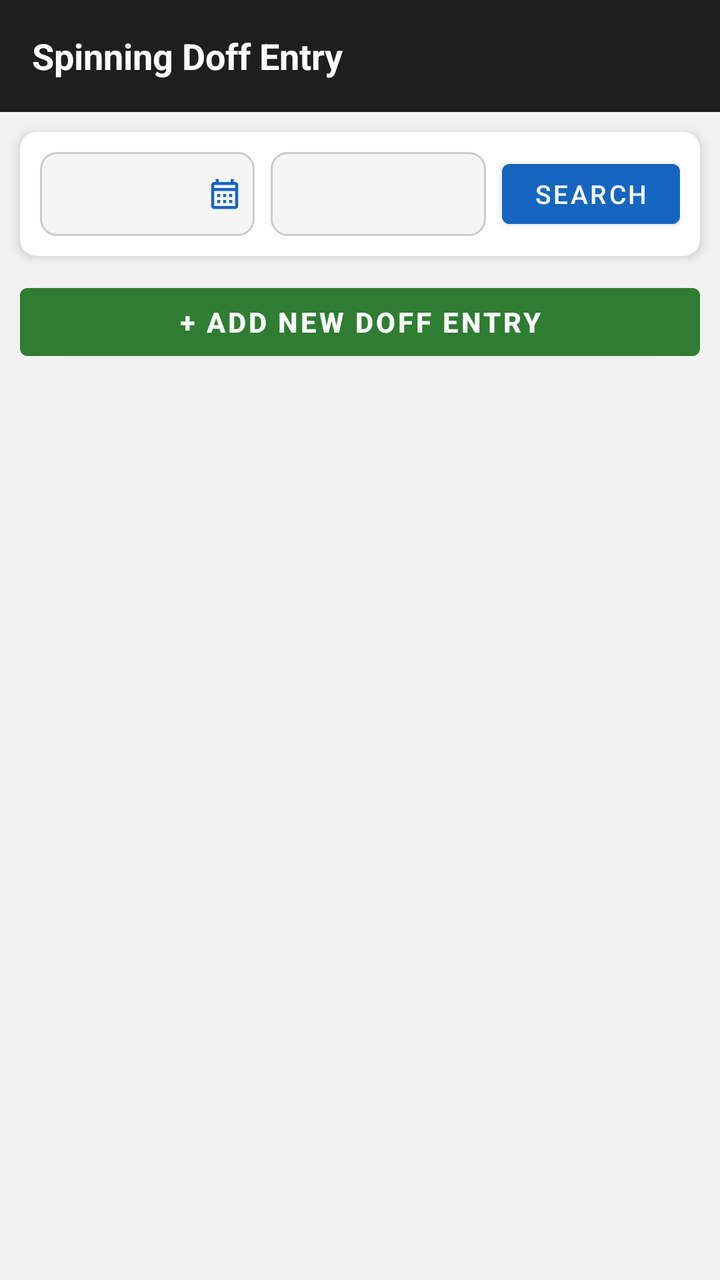
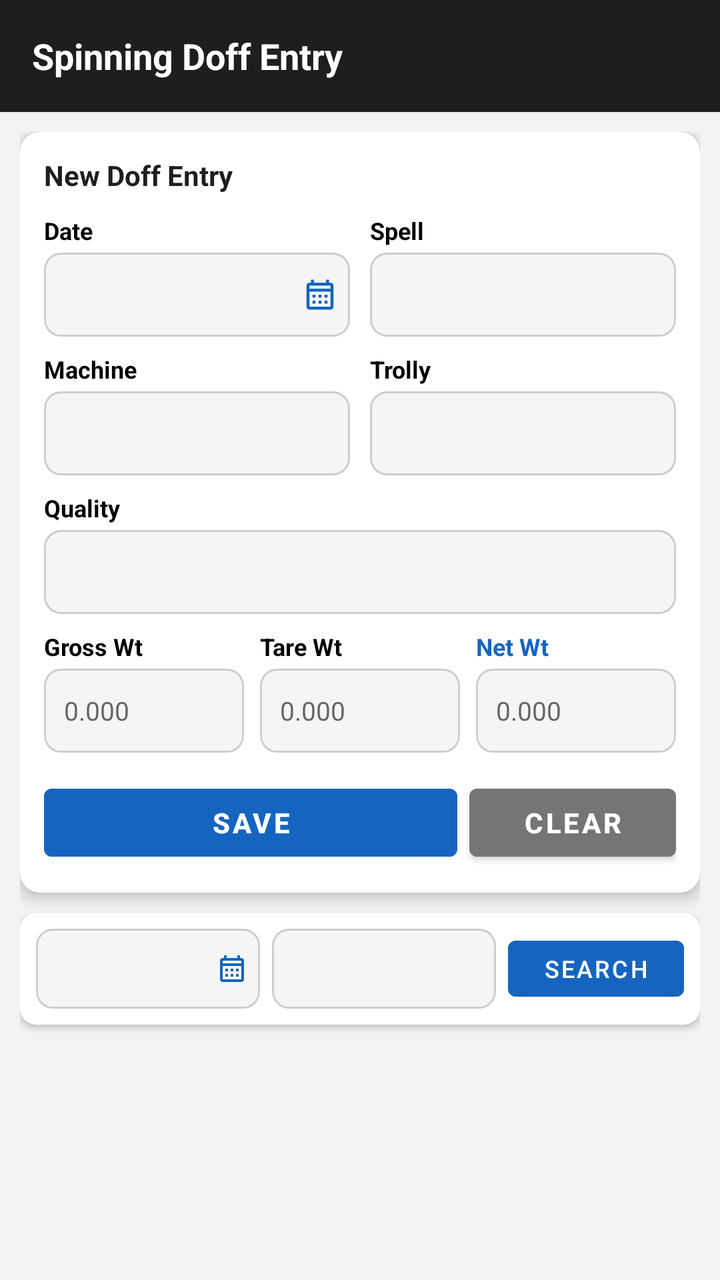

Screens rendered from an Android XML layout before and after an edit, with the pre-edit source and the edit as a unified diff.
<!-- AndroidManifest.xml: application theme Theme.MyHrms -->
<!-- res/layout/activity_spinning_doff_entry.xml -->
<?xml version="1.0" encoding="utf-8"?>
<LinearLayout xmlns:android="http://schemas.android.com/apk/res/android"
    xmlns:app="http://schemas.android.com/apk/res-auto"
    android:layout_width="match_parent"
    android:layout_height="match_parent"
    android:orientation="vertical"
    android:background="#F2F2F2">

    <androidx.appcompat.widget.Toolbar
        android:id="@+id/toolbar"
        android:layout_width="match_parent"
        android:layout_height="?attr/actionBarSize"
        android:background="#1E1E1E"
        app:titleTextColor="@color/white">
        <TextView
            android:layout_width="wrap_content"
            android:layout_height="wrap_content"
            android:text="Spinning Doff Entry"
            android:textColor="#FFFFFF"
            android:textSize="18sp"
            android:textStyle="bold" />
    </androidx.appcompat.widget.Toolbar>

    
    <androidx.cardview.widget.CardView
        android:layout_width="match_parent"
        android:layout_height="wrap_content"
        android:layout_margin="10dp"
        app:cardCornerRadius="8dp"
        app:cardElevation="3dp"
        app:cardBackgroundColor="#FFFFFF">

        <LinearLayout
            android:layout_width="match_parent"
            android:layout_height="wrap_content"
            android:orientation="horizontal"
            android:padding="10dp"
            android:gravity="center_vertical">

            
            <LinearLayout
                android:id="@+id/btnFilterDate"
                android:layout_width="0dp"
                android:layout_height="42dp"
                android:layout_weight="1"
                android:background="@drawable/bg_input_rounded_light"
                android:gravity="center_vertical"
                android:orientation="horizontal"
                android:paddingStart="10dp"
                android:paddingEnd="6dp"
                android:layout_marginEnd="8dp">
                <TextView
                    android:id="@+id/tvFilterDate"
                    android:layout_width="0dp"
                    android:layout_height="wrap_content"
                    android:layout_weight="1"
                    android:textColor="#000000"
                    android:textSize="13sp" />
                <ImageView
                    android:layout_width="18dp"
                    android:layout_height="18dp"
                    android:src="@drawable/ic_calendar"
                    app:tint="#1565C0" />
            </LinearLayout>

            
            <Spinner
                android:id="@+id/spFilterSpell"
                android:layout_width="0dp"
                android:layout_height="42dp"
                android:layout_weight="1"
                android:background="@drawable/bg_input_rounded_light"
                android:paddingStart="8dp"
                android:textColor="#000000"
                android:layout_marginEnd="8dp" />

            <Button
                android:id="@+id/btnSearch"
                android:layout_width="wrap_content"
                android:layout_height="42dp"
                android:text="Search"
                android:textColor="#FFFFFF"
                android:backgroundTint="#1565C0"
                android:textSize="13sp" />
        </LinearLayout>
    </androidx.cardview.widget.CardView>

    
    <Button
        android:id="@+id/btnAddNew"
        android:layout_width="match_parent"
        android:layout_height="46dp"
        android:layout_marginHorizontal="10dp"
        android:layout_marginBottom="8dp"
        android:text="+ ADD NEW DOFF ENTRY"
        android:textColor="#FFFFFF"
        android:backgroundTint="#2E7D32"
        android:textStyle="bold" />

    <ProgressBar
        android:id="@+id/progressBar"
        android:layout_width="wrap_content"
        android:layout_height="wrap_content"
        android:layout_gravity="center_horizontal"
        android:visibility="gone" />

    <TextView
        android:id="@+id/tvEmpty"
        android:layout_width="match_parent"
        android:layout_height="wrap_content"
        android:text="No records found"
        android:gravity="center"
        android:textColor="#888888"
        android:textSize="13sp"
        android:padding="20dp"
        android:visibility="gone" />

    <androidx.recyclerview.widget.RecyclerView
        android:id="@+id/rvDoff"
        android:layout_width="match_parent"
        android:layout_height="match_parent"
        android:padding="6dp" />

</LinearLayout>
<!-- resources referenced by this layout -->
<resources>
  <color name="white">#FFFFFFFF</color>
  <!-- drawable bg_input_rounded_light (drawable) -->
  <?xml version="1.0" encoding="utf-8"?>
  <shape xmlns:android="http://schemas.android.com/apk/res/android"
      android:shape="rectangle">
      <solid android:color="#F5F5F5" />
      <corners android:radius="8dp" />
      <stroke
          android:width="1dp"
          android:color="#CCCCCC" />
  </shape>
  <!-- drawable ic_calendar (drawable) -->
  <?xml version="1.0" encoding="utf-8"?>
  <vector xmlns:android="http://schemas.android.com/apk/res/android"
      android:width="24dp"
      android:height="24dp"
      android:viewportWidth="24"
      android:viewportHeight="24">
      <path
          android:fillColor="#FFFFFF"
          android:pathData="M19,4h-1V2h-2v2H8V2H6v2H5C3.89,4 3.01,4.9 3.01,6L3,20c0,1.1 0.89,2 2,2h14c1.1,0 2,-0.9 2,-2V6C21,4.9 20.1,4 19,4zM19,20H5V10h14V20zM19,8H5V6h14V8zM9,14H7v-2h2V14zM13,14h-2v-2h2V14zM17,14h-2v-2h2V14zM9,18H7v-2h2V18zM13,18h-2v-2h2V18zM17,18h-2v-2h2V18z" />
  </vector>
  <style name="Theme.MyHrms" parent="Theme.MaterialComponents.DayNight.NoActionBar">
          
          <item name="colorPrimary">@color/toolbar_dark_blue</item>
          <item name="colorPrimaryVariant">@color/toolbar_dark_blue</item>
          <item name="colorOnPrimary">@color/white</item>
          
          <item name="colorSecondary">@color/teal_200</item>
          <item name="colorSecondaryVariant">@color/teal_700</item>
          <item name="colorOnSecondary">@color/black</item>
          
          <item name="android:statusBarColor">@color/toolbar_dark_blue</item>
          
      </style>
  <color name="toolbar_dark_blue">#003B5C</color>
  <color name="teal_200">#FF03DAC5</color>
  <color name="teal_700">#FF018786</color>
  <color name="black">#FF000000</color>
</resources>

<!-- the commit's change to res/layout/activity_spinning_doff_entry.xml (unified diff, before → after) -->
@@ -21,104 +21,346 @@
             android:textStyle="bold" />
     </androidx.appcompat.widget.Toolbar>
 
-    
-    <androidx.cardview.widget.CardView
+    <androidx.core.widget.NestedScrollView
         android:layout_width="match_parent"
-        android:layout_height="wrap_content"
-        android:layout_margin="10dp"
-        app:cardCornerRadius="8dp"
-        app:cardElevation="3dp"
-        app:cardBackgroundColor="#FFFFFF">
+        android:layout_height="match_parent"
+        android:fillViewport="true">
 
         <LinearLayout
             android:layout_width="match_parent"
             android:layout_height="wrap_content"
-            android:orientation="horizontal"
-            android:padding="10dp"
-            android:gravity="center_vertical">
+            android:orientation="vertical"
+            android:padding="10dp">
 
             
-            <LinearLayout
-                android:id="@+id/btnFilterDate"
-                android:layout_width="0dp"
-                android:layout_height="42dp"
-                android:layout_weight="1"
-                android:background="@drawable/bg_input_rounded_light"
-                android:gravity="center_vertical"
-                android:orientation="horizontal"
-                android:paddingStart="10dp"
-                android:paddingEnd="6dp"
-                android:layout_marginEnd="8dp">
-                <TextView
-                    android:id="@+id/tvFilterDate"
-                    android:layout_width="0dp"
+            <androidx.cardview.widget.CardView
+                android:layout_width="match_parent"
+                android:layout_height="wrap_content"
+                android:layout_marginBottom="10dp"
+                app:cardCornerRadius="10dp"
+                app:cardElevation="4dp"
+                app:cardBackgroundColor="#FFFFFF">
+
+                <LinearLayout
+                    android:layout_width="match_parent"
                     android:layout_height="wrap_content"
-                    android:layout_weight="1"
-                    android:textColor="#000000"
-                    android:textSize="13sp" />
-                <ImageView
-                    android:layout_width="18dp"
-                    android:layout_height="18dp"
-                    android:src="@drawable/ic_calendar"
-                    app:tint="#1565C0" />
-            </LinearLayout>
+                    android:orientation="vertical"
+                    android:padding="12dp">
+
+                    <TextView
+                        android:id="@+id/tvEntryTitle"
+                        android:layout_width="wrap_content"
+                        android:layout_height="wrap_content"
+                        android:text="New Doff Entry"
+                        android:textSize="14sp"
+                        android:textStyle="bold"
+                        android:textColor="#1E1E1E"
+                        android:layout_marginBottom="10dp" />
+
+                    
+                    <LinearLayout
+                        android:layout_width="match_parent"
+                        android:layout_height="wrap_content"
+                        android:orientation="horizontal"
+                        android:weightSum="2"
+                        android:layout_marginBottom="8dp">
+
+                        <LinearLayout
+                            android:layout_width="0dp"
+                            android:layout_height="wrap_content"
+                            android:layout_weight="1"
+                            android:orientation="vertical"
+                            android:layout_marginEnd="5dp">
+                            <TextView android:layout_width="wrap_content" android:layout_height="wrap_content"
+                                android:text="Date" android:textColor="#000000" android:textSize="12sp"
+                                android:textStyle="bold" android:layout_marginBottom="3dp"/>
+                            <LinearLayout
+                                android:id="@+id/btnEntryDate"
+                                android:layout_width="match_parent"
+                                android:layout_height="42dp"
+                                android:background="@drawable/bg_input_rounded_light"
+                                android:gravity="center_vertical"
+                                android:orientation="horizontal"
+                                android:paddingStart="10dp"
+                                android:paddingEnd="6dp">
+                                <TextView
+                                    android:id="@+id/tvEntryDate"
+                                    android:layout_width="0dp"
+                                    android:layout_height="wrap_content"
+                                    android:layout_weight="1"
+                                    android:textColor="#000000"
+                                    android:textSize="13sp" />
+                                <ImageView android:layout_width="18dp" android:layout_height="18dp"
+                                    android:src="@drawable/ic_calendar" app:tint="#1565C0" />
+                            </LinearLayout>
+                        </LinearLayout>
+
+                        <LinearLayout
+                            android:layout_width="0dp"
+                            android:layout_height="wrap_content"
+                            android:layout_weight="1"
+                            android:orientation="vertical"
+                            android:layout_marginStart="5dp">
+                            <TextView android:layout_width="wrap_content" android:layout_height="wrap_content"
+                                android:text="Spell" android:textColor="#000000" android:textSize="12sp"
+                                android:textStyle="bold" android:layout_marginBottom="3dp"/>
+                            <Spinner
+                                android:id="@+id/spEntrySpell"
+                                android:layout_width="match_parent"
+                                android:layout_height="42dp"
+                                android:background="@drawable/bg_input_rounded_light"
+                                android:paddingStart="8dp" />
+                        </LinearLayout>
+                    </LinearLayout>
+
+                    
+                    <LinearLayout
+                        android:layout_width="match_parent"
+                        android:layout_height="wrap_content"
+                        android:orientation="horizontal"
+                        android:weightSum="2"
+                        android:layout_marginBottom="8dp">
+
+                        <LinearLayout
+                            android:layout_width="0dp"
+                            android:layout_height="wrap_content"
+                            android:layout_weight="1"
+                            android:orientation="vertical"
+                            android:layout_marginEnd="5dp">
+                            <TextView android:layout_width="wrap_content" android:layout_height="wrap_content"
+                                android:text="Machine" android:textColor="#000000" android:textSize="12sp"
+                                android:textStyle="bold" android:layout_marginBottom="3dp"/>
+                            <Spinner
+                                android:id="@+id/spEntryMachine"
+                                android:layout_width="match_parent"
+                                android:layout_height="42dp"
+                                android:background="@drawable/bg_input_rounded_light"
+                                android:paddingStart="8dp" />
+                        </LinearLayout>
+
+                        <LinearLayout
+                            android:layout_width="0dp"
+                            android:layout_height="wrap_content"
+                            android:layout_weight="1"
+                            android:orientation="vertical"
+                            android:layout_marginStart="5dp">
+                            <TextView android:layout_width="wrap_content" android:layout_height="wrap_content"
+                                android:text="Trolly" android:textColor="#000000" android:textSize="12sp"
+                                android:textStyle="bold" android:layout_marginBottom="3dp"/>
+                            <Spinner
+                                android:id="@+id/spEntryTrolly"
+                                android:layout_width="match_parent"
+                                android:layout_height="42dp"
+                                android:background="@drawable/bg_input_rounded_light"
+                                android:paddingStart="8dp" />
+                        </LinearLayout>
+                    </LinearLayout>
+
+                    
+                    <LinearLayout
+                        android:layout_width="match_parent"
+                        android:layout_height="wrap_content"
+                        android:orientation="vertical"
+                        android:layout_marginBottom="8dp">
+                        <TextView android:layout_width="wrap_content" android:layout_height="wrap_content"
+                            android:text="Quality" android:textColor="#000000" android:textSize="12sp"
+                            android:textStyle="bold" android:layout_marginBottom="3dp"/>
+                        <Spinner
+                            android:id="@+id/spEntryQuality"
+                            android:layout_width="match_parent"
+                            android:layout_height="42dp"
+                            android:background="@drawable/bg_input_rounded_light"
+                            android:paddingStart="8dp" />
+                    </LinearLayout>
+
+
+                    
+                    <LinearLayout
+                        android:layout_width="match_parent"
+                        android:layout_height="wrap_content"
+                        android:orientation="horizontal"
+                        android:weightSum="3"
+                        android:layout_marginBottom="12dp">
+
+                        <LinearLayout
+                            android:layout_width="0dp"
+                            android:layout_height="wrap_content"
+                            android:layout_weight="1"
+                            android:orientation="vertical"
+                            android:layout_marginEnd="4dp">
+                            <TextView android:layout_width="wrap_content" android:layout_height="wrap_content"
+                                android:text="Gross Wt" android:textColor="#000000" android:textSize="12sp"
+                                android:textStyle="bold" android:layout_marginBottom="3dp"/>
+                            <EditText
+                                android:id="@+id/etEntryGross"
+                                android:layout_width="match_parent"
+                                android:layout_height="42dp"
+                                android:background="@drawable/bg_input_rounded_light"
+                                android:paddingStart="10dp"
+                                android:inputType="numberDecimal"
+                                android:textColor="#000000"
+                                android:textSize="13sp"
+                                android:hint="0.000" />
+                        </LinearLayout>
+
+                        <LinearLayout
+                            android:layout_width="0dp"
+                            android:layout_height="wrap_content"
+                            android:layout_weight="1"
+                            android:orientation="vertical"
+                            android:layout_marginHorizontal="4dp">
+                            <TextView android:layout_width="wrap_content" android:layout_height="wrap_content"
+                                android:text="Tare Wt" android:textColor="#000000" android:textSize="12sp"
+                                android:textStyle="bold" android:layout_marginBottom="3dp"/>
+                            <EditText
+                                android:id="@+id/etEntryTare"
+                                android:layout_width="match_parent"
+                                android:layout_height="42dp"
+                                android:background="@drawable/bg_input_rounded_light"
+                                android:paddingStart="10dp"
+                                android:inputType="numberDecimal"
+                                android:textColor="#000000"
+                                android:textSize="13sp"
+                                android:hint="0.000" />
+                        </LinearLayout>
+
+                        <LinearLayout
+                            android:layout_width="0dp"
+                            android:layout_height="wrap_content"
+                            android:layout_weight="1"
+                            android:orientation="vertical"
+                            android:layout_marginStart="4dp">
+                            <TextView android:layout_width="wrap_content" android:layout_height="wrap_content"
+                                android:text="Net Wt" android:textColor="#1565C0" android:textSize="12sp"
+                                android:textStyle="bold" android:layout_marginBottom="3dp"/>
+                            <EditText
+                                android:id="@+id/etEntryNet"
+                                android:layout_width="match_parent"
+                                android:layout_height="42dp"
+                                android:background="@drawable/bg_input_rounded_light"
+                                android:paddingStart="10dp"
+                                android:inputType="numberDecimal"
+                                android:textColor="#1565C0"
+                                android:textSize="13sp"
+                                android:hint="0.000"
+                                android:focusable="false" />
+                        </LinearLayout>
+                    </LinearLayout>
+
+                    
+                    <LinearLayout
+                        android:layout_width="match_parent"
+                        android:layout_height="wrap_content"
+                        android:orientation="horizontal"
+                        android:weightSum="3">
+
+                        <Button
+                            android:id="@+id/btnEntrySave"
+                            android:layout_width="0dp"
+                            android:layout_weight="2"
+                            android:layout_height="46dp"
+                            android:text="SAVE"
+                            android:textColor="#FFFFFF"
+                            android:backgroundTint="#1565C0"
+                            android:textStyle="bold"
+                            android:layout_marginEnd="6dp" />
+
+                        <Button
+                            android:id="@+id/btnEntryReset"
+                            android:layout_width="0dp"
+                            android:layout_weight="1"
+                            android:layout_height="46dp"
+                            android:text="CLEAR"
+                            android:textColor="#FFFFFF"
+                            android:backgroundTint="#757575"
+                            android:textStyle="bold" />
+                    </LinearLayout>
+
+                </LinearLayout>
+            </androidx.cardview.widget.CardView>
 
             
-            <Spinner
-                android:id="@+id/spFilterSpell"
-                android:layout_width="0dp"
-                android:layout_height="42dp"
-                android:layout_weight="1"
-                android:background="@drawable/bg_input_rounded_light"
-                android:paddingStart="8dp"
-                android:textColor="#000000"
-                android:layout_marginEnd="8dp" />
-
-            <Button
-                android:id="@+id/btnSearch"
+            <androidx.cardview.widget.CardView
+                android:layout_width="match_parent"
+                android:layout_height="wrap_content"
+                android:layout_marginBottom="6dp"
+                app:cardCornerRadius="8dp"
+                app:cardElevation="2dp"
+                app:cardBackgroundColor="#FFFFFF">
+                <LinearLayout
+                    android:layout_width="match_parent"
+                    android:layout_height="wrap_content"
+                    android:orientation="horizontal"
+                    android:padding="8dp"
+                    android:gravity="center_vertical">
+
+                    <LinearLayout
+                        android:id="@+id/btnFilterDate"
+                        android:layout_width="0dp"
+                        android:layout_height="40dp"
+                        android:layout_weight="1"
+                        android:background="@drawable/bg_input_rounded_light"
+                        android:gravity="center_vertical"
+                        android:orientation="horizontal"
+                        android:paddingStart="10dp"
+                        android:paddingEnd="6dp"
+                        android:layout_marginEnd="6dp">
+                        <TextView
+                            android:id="@+id/tvFilterDate"
+                            android:layout_width="0dp"
+                            android:layout_height="wrap_content"
+                            android:layout_weight="1"
+                            android:textColor="#000000"
+                            android:textSize="12sp" />
+                        <ImageView android:layout_width="16dp" android:layout_height="16dp"
+                            android:src="@drawable/ic_calendar" app:tint="#1565C0" />
+                    </LinearLayout>
+
+                    <Spinner
+                        android:id="@+id/spFilterSpell"
+                        android:layout_width="0dp"
+                        android:layout_height="40dp"
+                        android:layout_weight="1"
+                        android:background="@drawable/bg_input_rounded_light"
+                        android:paddingStart="8dp"
+                        android:layout_marginEnd="6dp" />
+
+                    <Button
+                        android:id="@+id/btnSearch"
+                        android:layout_width="wrap_content"
+                        android:layout_height="40dp"
+                        android:text="Search"
+                        android:textColor="#FFFFFF"
+                        android:backgroundTint="#1565C0"
+                        android:textSize="12sp" />
+                </LinearLayout>
+            </androidx.cardview.widget.CardView>
+
+            <ProgressBar
+                android:id="@+id/progressBar"
                 android:layout_width="wrap_content"
-                android:layout_height="42dp"
-                android:text="Search"
-                android:textColor="#FFFFFF"
-                android:backgroundTint="#1565C0"
-                android:textSize="13sp" />
+                android:layout_height="wrap_content"
+                android:layout_gravity="center_horizontal"
+                android:visibility="gone" />
+
+            <TextView
+                android:id="@+id/tvEmpty"
+                android:layout_width="match_parent"
+                android:layout_height="wrap_content"
+                android:text="No records found"
+                android:gravity="center"
+                android:textColor="#888888"
+                android:textSize="13sp"
+                android:padding="16dp"
+                android:visibility="gone" />
+
+            <androidx.recyclerview.widget.RecyclerView
+                android:id="@+id/rvDoff"
+                android:layout_width="match_parent"
+                android:layout_height="wrap_content"
+                android:nestedScrollingEnabled="false" />
+
         </LinearLayout>
-    </androidx.cardview.widget.CardView>
-
-    
-    <Button
-        android:id="@+id/btnAddNew"
-        android:layout_width="match_parent"
-        android:layout_height="46dp"
-        android:layout_marginHorizontal="10dp"
-        android:layout_marginBottom="8dp"
-        android:text="+ ADD NEW DOFF ENTRY"
-        android:textColor="#FFFFFF"
-        android:backgroundTint="#2E7D32"
-        android:textStyle="bold" />
-
-    <ProgressBar
-        android:id="@+id/progressBar"
-        android:layout_width="wrap_content"
-        android:layout_height="wrap_content"
-        android:layout_gravity="center_horizontal"
-        android:visibility="gone" />
-
-    <TextView
-        android:id="@+id/tvEmpty"
-        android:layout_width="match_parent"
-        android:layout_height="wrap_content"
-        android:text="No records found"
-        android:gravity="center"
-        android:textColor="#888888"
-        android:textSize="13sp"
-        android:padding="20dp"
-        android:visibility="gone" />
-
-    <androidx.recyclerview.widget.RecyclerView
-        android:id="@+id/rvDoff"
-        android:layout_width="match_parent"
-        android:layout_height="match_parent"
-        android:padding="6dp" />
+    </androidx.core.widget.NestedScrollView>
 
 </LinearLayout>
